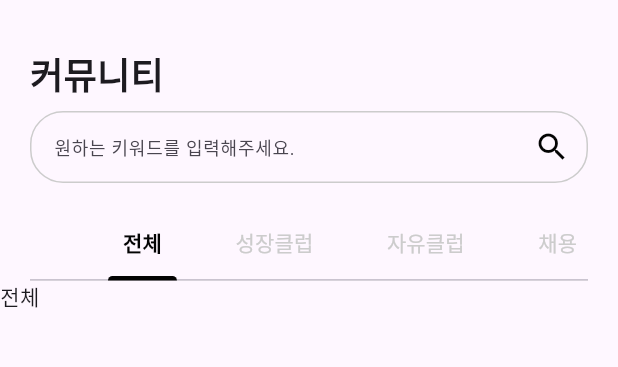
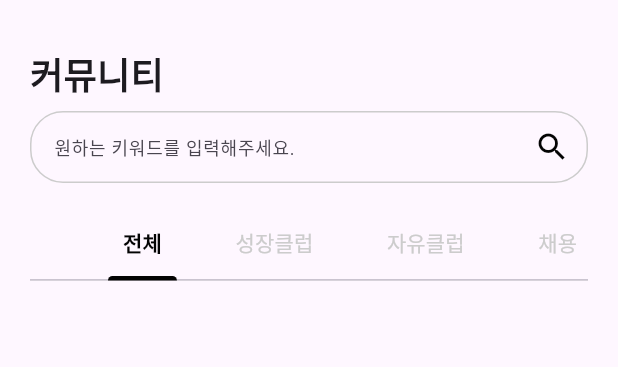
Before and after one commit to 9weeks-app-web/Team-6, a Flutter app: the CommunityPage screen opened by its route, on a phone screen of 412 x 824 dp, the part 66-433 px from its top. Run offline on Flutter 3.47's test engine with Material 3 defaults, Android fonts, the phone set to English and light mode, and no system bars; our stand-ins replace flutter_riverpod, flutter_svg, go_router, supabase_flutter; accounts and stored records are empty; Roboto replaces fonts that are missing (Pretendard); statements that could not run were skipped.

Commit message:
Design: Tab 컨텐츠 세팅

```diff
--- /dev/null
+++ b/lib/view/pages/community_pages/tab_pages/all_page.dart
@@ -0,0 +1,19 @@
+import 'package:flutter/material.dart';
+
+class AllPage extends StatelessWidget {
+  const AllPage({super.key});
+
+  @override
+  Widget build(BuildContext context) {
+    return ListView(
+      shrinkWrap: true,
+      children: const [
+        Card(),
+        Card(),
+        Card(),
+        Card(),
+        Card(),
+      ],
+    );
+  }
+}
--- a/lib/view/widgets/community_page_widgets/community_tab_list.dart
+++ b/lib/view/widgets/community_page_widgets/community_tab_list.dart
@@ -1,25 +1,28 @@
-import 'package:flutter/material.dart';
+import 'package:flutter_app/view/pages/community_pages/tab_pages/all_page.dart';
+import 'package:flutter_app/view/pages/community_pages/tab_pages/free_club_page.dart';
+import 'package:flutter_app/view/pages/community_pages/tab_pages/growth_club_page.dart';
+import 'package:flutter_app/view/pages/community_pages/tab_pages/recruit_page.dart';
 import 'package:flutter_app/view/widgets/community_page_widgets/tab_item.dart';
 
 List<TabItem> communityTabList = [
   TabItem(
     type: Community.all,
     label: '전체',
-    content: const Text('전체'),
+    content: const AllPage(),
   ),
   TabItem(
     type: Community.growth,
     label: '성장클럽',
-    content: const Text('성장클럽 컨텐츠'),
+    content: const GrowthClubPage(),
   ),
   TabItem(
     type: Community.free,
     label: '자유클럽',
-    content: const Text('자유클럽 컨텐츠'),
+    content: const FreeClubPage(),
   ),
   TabItem(
     type: Community.recruit,
     label: '채용',
-    content: const Text('채용 컨텐츠'),
+    content: const RecruitPage(),
   ),
 ];
```
Also changed, not shown: lib/view/pages/community_pages/tab_pages/free_club_page.dart (added, +19 -0 lines), lib/view/pages/community_pages/tab_pages/growth_club_page.dart (added, +19 -0 lines), lib/view/widgets/community_page_widgets/community_card_widget.dart (added, +20 -0 lines).
